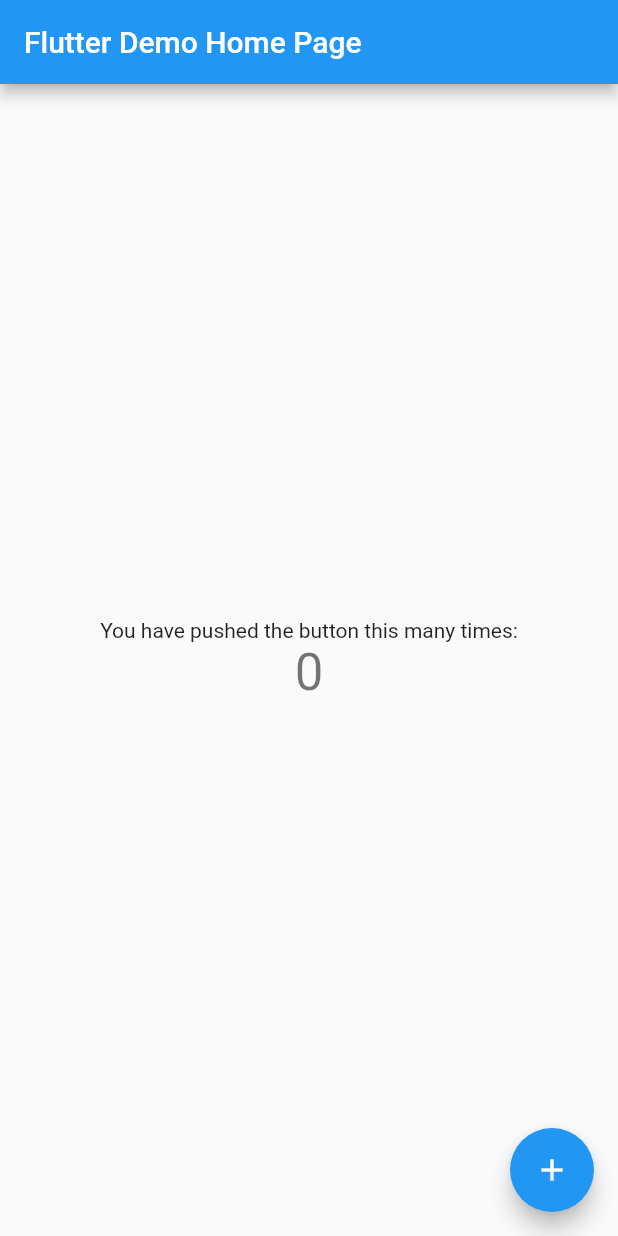
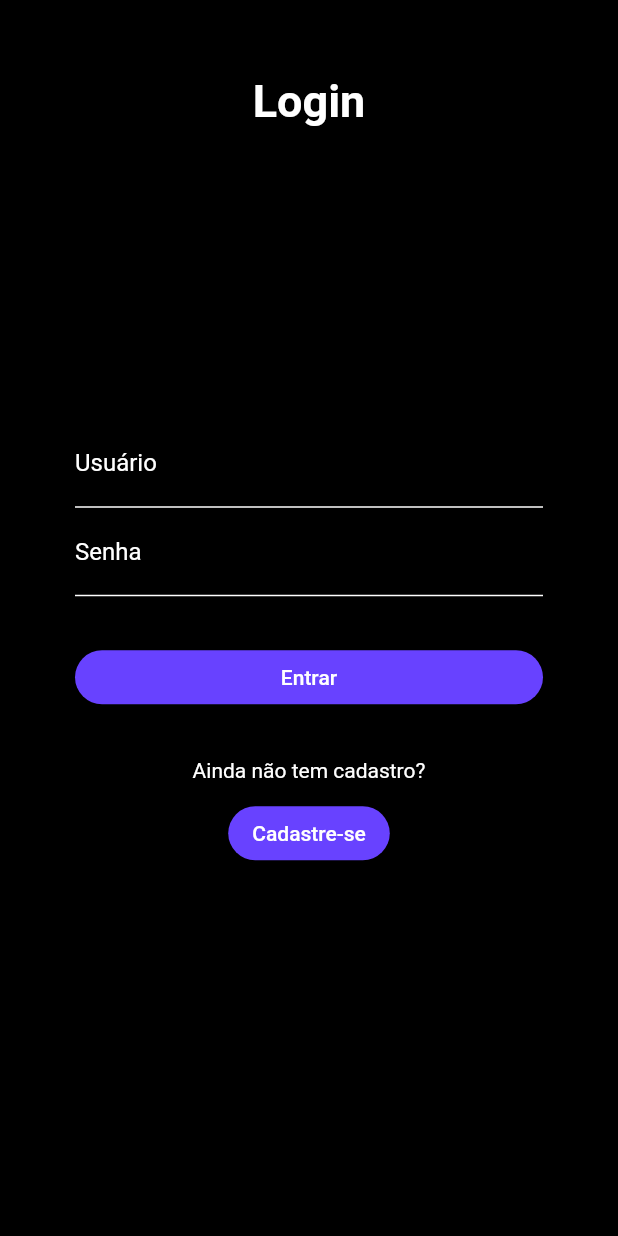
Before and after one commit to Asgator7/flutter_project, a Flutter app: the screen it shows after launch, on a phone screen of 412 x 824 dp. Run offline on Flutter 3.47's test engine with Material 2 defaults, Android fonts, the phone set to English and light mode, and no system bars.

Commit message:
feat - login

```diff
--- a/flutter_project/lib/main.dart
+++ b/flutter_project/lib/main.dart
@@ -1,4 +1,5 @@
 import 'package:flutter/material.dart';
+import 'package:flutter_project/screens/login.dart';
 
 void main() {
   runApp(const MyApp());
@@ -11,105 +12,8 @@ class MyApp extends StatelessWidget {
   @override
   Widget build(BuildContext context) {
     return MaterialApp(
-      title: 'Flutter Demo',
-      theme: ThemeData(
-        // This is the theme of your application.
-        //
-        // Try running your application with "flutter run". You'll see the
-        // application has a blue toolbar. Then, without quitting the app, try
-        // changing the primarySwatch below to Colors.green and then invoke
-        // "hot reload" (press "r" in the console where you ran "flutter run",
-        // or simply save your changes to "hot reload" in a Flutter IDE).
-        // Notice that the counter didn't reset back to zero; the application
-        // is not restarted.
-        primarySwatch: Colors.blue,
-      ),
-      home: const MyHomePage(title: 'Flutter Demo Home Page'),
+      title: 'Rotina de Exercicios',
+      home: LoginWidget(),
     );
   }
 }
-
-class MyHomePage extends StatefulWidget {
-  const MyHomePage({Key? key, required this.title}) : super(key: key);
-
-  // This widget is the home page of your application. It is stateful, meaning
-  // that it has a State object (defined below) that contains fields that affect
-  // how it looks.
-
-  // This class is the configuration for the state. It holds the values (in this
-  // case the title) provided by the parent (in this case the App widget) and
-  // used by the build method of the State. Fields in a Widget subclass are
-  // always marked "final".
-
-  final String title;
-
-  @override
-  State<MyHomePage> createState() => _MyHomePageState();
-}
-
-class _MyHomePageState extends State<MyHomePage> {
-  int _counter = 0;
-
-  void _incrementCounter() {
-    setState(() {
-      // This call to setState tells the Flutter framework that something has
-      // changed in this State, which causes it to rerun the build method below
-      // so that the display can reflect the updated values. If we changed
-      // _counter without calling setState(), then the build method would not be
-      // called again, and so nothing would appear to happen.
-      _counter++;
-    });
-  }
-
-  @override
-  Widget build(BuildContext context) {
-    // This method is rerun every time setState is called, for instance as done
-    // by the _incrementCounter method above.
-    //
-    // The Flutter framework has been optimized to make rerunning build methods
-    // fast, so that you can just rebuild anything that needs updating rather
-    // than having to individually change instances of widgets.
-    return Scaffold(
-      appBar: AppBar(
-        // Here we take the value from the MyHomePage object that was created by
-        // the App.build method, and use it to set our appbar title.
-        title: Text(widget.title),
-      ),
-      body: Center(
-        // Center is a layout widget. It takes a single child and positions it
-        // in the middle of the parent.
-        child: Column(
-          // Column is also a layout widget. It takes a list of children and
-          // arranges them vertically. By default, it sizes itself to fit its
-          // children horizontally, and tries to be as tall as its parent.
-          //
-          // Invoke "debug painting" (press "p" in the console, choose the
-          // "Toggle Debug Paint" action from the Flutter Inspector in Android
-          // Studio, or the "Toggle Debug Paint" command in Visual Studio Code)
-          // to see the wireframe for each widget.
-          //
-          // Column has various properties to control how it sizes itself and
-          // how it positions its children. Here we use mainAxisAlignment to
-          // center the children vertically; the main axis here is the vertical
-          // axis because Columns are vertical (the cross axis would be
-          // horizontal).
-          mainAxisAlignment: MainAxisAlignment.center,
-          children: <Widget>[
-            const Text(
-              'You have pushed the button this many times:',
-            ),
-            Text(
-              '$_counter',
-              style: Theme.of(context).textTheme.headline4,
-            ),
-          ],
-        ),
-      ),
-      floatingActionButton: FloatingActionButton(
-        onPressed: _incrementCounter,
-        tooltip: 'Increment',
-        child: const Icon(Icons.add),
-      ), // This trailing comma makes auto-formatting nicer for build methods.
-    );
-  }
-}
--- /dev/null
+++ b/flutter_project/lib/screens/login.dart
@@ -0,0 +1,147 @@
+import 'package:flutter/material.dart';
+
+class LoginWidget extends StatefulWidget {
+  const LoginWidget({Key? key}) : super(key: key);
+
+  @override
+  State<LoginWidget> createState() => LoginWidgetState();
+}
+
+class LoginWidgetState extends State<LoginWidget> {
+  final GlobalKey<FormState> _formKey = GlobalKey<FormState>();
+
+  @override
+  Widget build(BuildContext context) {
+    return Scaffold(
+      backgroundColor: Colors.black,
+      body: Container(
+        padding: const EdgeInsets.symmetric(horizontal: 50.0, vertical: 50.0),
+        width: double.infinity,
+        child: Column(
+          mainAxisAlignment: MainAxisAlignment.start,
+          children: <Widget>[
+            const Text(
+              'Login',
+              style: TextStyle(
+                color: Colors.white,
+                fontSize: 30.0,
+                fontWeight: FontWeight.bold,
+              ),
+            ),
+            Expanded(
+              child: Center(
+                child: Form(
+                  key: _formKey,
+                  child: Column(
+                    mainAxisAlignment: MainAxisAlignment.center,
+                    children: <Widget>[
+                      TextFormField(
+                        decoration: const InputDecoration(
+                          labelText: 'Usuário',
+                          labelStyle: TextStyle(
+                            color: Colors.white,
+                          ),
+                          hintText: 'Usuário',
+                          hintStyle: TextStyle(
+                              fontSize: 10.0,
+                              color: Color.fromARGB(164, 255, 255, 255)),
+                          enabledBorder: UnderlineInputBorder(
+                            borderSide: BorderSide(
+                              color: Color.fromARGB(255, 255, 255, 255),
+                            ),
+                          ),
+                        ),
+                        style: const TextStyle(
+                          color: Colors.white,
+                        ),
+                        validator: (value) {
+                          if (value?.isEmpty == null) {
+                            return 'Usuário inválido';
+                          }
+                          return null;
+                        },
+                      ),
+                      TextFormField(
+                        decoration: const InputDecoration(
+                          labelText: 'Senha',
+                          labelStyle: TextStyle(
+                            color: Colors.white,
+                          ),
+                          hintText: 'Senha',
+                          hintStyle: TextStyle(
+                              fontSize: 10.0,
+                              color: Color.fromARGB(164, 255, 255, 255)),
+                          enabledBorder: UnderlineInputBorder(
+                            borderSide: BorderSide(
+                              color: Color.fromARGB(255, 255, 255, 255),
+                            ),
+                          ),
+                        ),
+                        style: const TextStyle(
+                          color: Colors.white,
+                        ),
+                        obscureText: true,
+                        validator: (value) {
+                          if (value?.isEmpty == null) {
+                            return 'Senha inválida';
+                          }
+                          return null;
+                        },
+                      ),
+                      Container(
+                        padding: const EdgeInsets.symmetric(vertical: 30.0),
+                        width: double.infinity,
+                        child: ElevatedButton(
+                          style: ElevatedButton.styleFrom(
+                            primary: const Color.fromARGB(255, 104, 66, 255),
+                            shape: RoundedRectangleBorder(
+                              borderRadius: BorderRadius.circular(30.0),
+                            ),
+                          ),
+                          child: const Text('Entrar'),
+                          onPressed: () {
+                            // if (_formKey.currentState.validate()) {
+                            //   Navigator.pushReplacementNamed(
+                            //     context,
+                            //     '/home',
+                            //   );
+                            // }
+                          },
+                        ),
+                      ),
+                      //fazer um link para caso não tenha cadastro
+                      const Text(
+                        'Ainda não tem cadastro?',
+                        style: TextStyle(
+                          color: Colors.white,
+                        ),
+                      ),
+                      const SizedBox(height: 10.0),
+                      ElevatedButton(
+                        style: ElevatedButton.styleFrom(
+                          primary: Color.fromARGB(255, 104, 66, 255),
+                          shape: RoundedRectangleBorder(
+                            borderRadius: BorderRadius.circular(30.0),
+                          ),
+                        ),
+                        child: const Text('Cadastre-se'),
+                        onPressed: () {
+                          // if (_formKey.currentState.validate()) {
+                          //   Navigator.pushReplacementNamed(
+                          //     context,
+                          //     '/home',
+                          //   );
+                          // }
+                        },
+                      ),
+                    ],
+                  ),
+                ),
+              ),
+            ),
+          ],
+        ),
+      ),
+    );
+  }
+}
```
